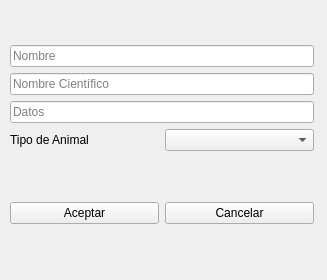
This is Formulario.ui in maravenag/trabajo_final_taller as Qt 5 draws it before an edit. The edited form follows.
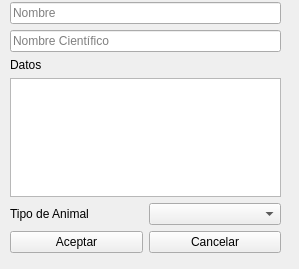
This is the edited form.

```diff
--- a/Formulario.ui
+++ b/Formulario.ui
@@ -6,23 +6,25 @@
    <rect>
     <x>0</x>
     <y>0</y>
-    <width>327</width>
-    <height>280</height>
+    <width>299</width>
+    <height>269</height>
    </rect>
   </property>
   <property name="windowTitle">
    <string>Formulario</string>
   </property>
-  <widget class="QWidget" name="layoutWidget">
+  <widget class="QWidget" name="">
    <property name="geometry">
     <rect>
      <x>10</x>
-     <y>0</y>
-     <width>304</width>
-     <height>271</height>
+     <y>2</y>
+     <width>271</width>
+     <height>251</height>
     </rect>
    </property>
-   <layout class="QVBoxLayout" name="verticalLayout_2">
+   <layout class="QVBoxLayout" name="verticalLayout_4">
+    <item>
+     <layout class="QVBoxLayout" name="verticalLayout_3">
     <item>
      <layout class="QVBoxLayout" name="verticalLayout">
       <item>
@@ -45,14 +47,25 @@
         </property>
        </widget>
       </item>
+       </layout>
+      </item>
       <item>
-       <widget class="QLineEdit" name="lineDatos">
-        <property name="placeholderText">
+       <layout class="QVBoxLayout" name="verticalLayout_2">
+        <item>
+         <widget class="QLabel" name="label_2">
+          <property name="text">
          <string>Datos</string>
         </property>
        </widget>
       </item>
       <item>
+         <widget class="QPlainTextEdit" name="lineDatos"/>
+        </item>
+       </layout>
+      </item>
+     </layout>
+    </item>
+    <item>
        <layout class="QHBoxLayout" name="horizontalLayout_2">
         <item>
          <widget class="QLabel" name="label">
@@ -67,8 +80,6 @@
            <bool>false</bool>
           </property>
          </widget>
-        </item>
-       </layout>
       </item>
      </layout>
     </item>
```
Lines whose indentation alone changed are shown as unchanged.
